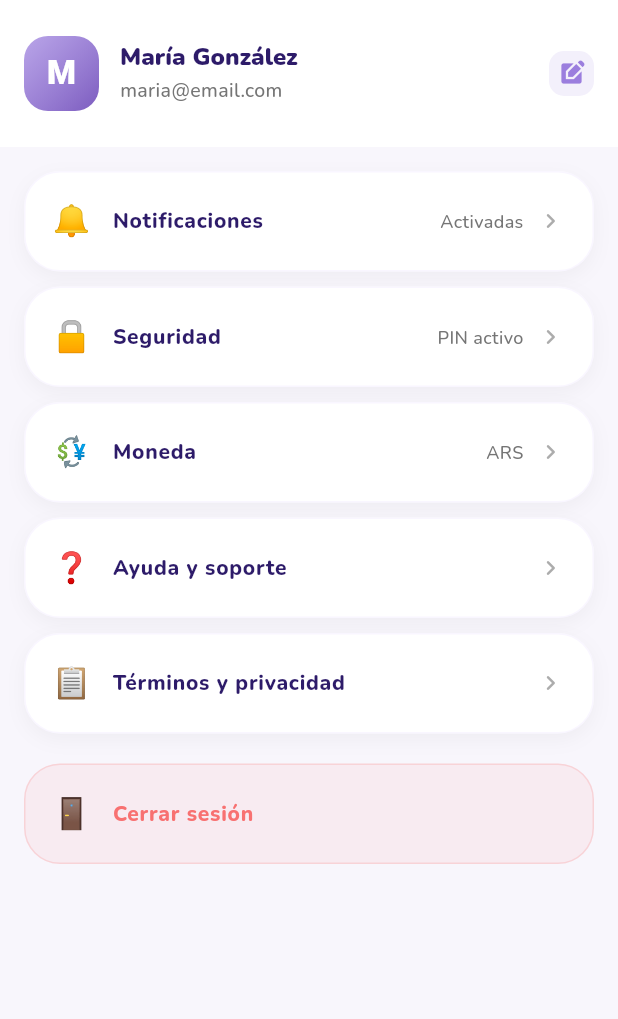
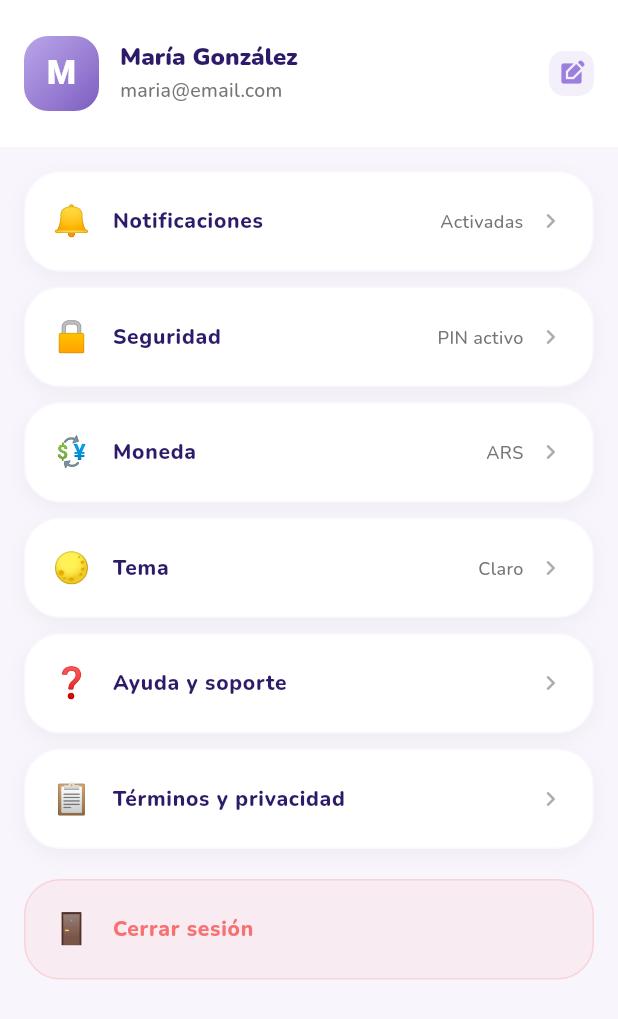
Before and after one commit to ginodisettimio/vitis, a Flutter app: the SettingsScreen screen opened directly, on a phone screen of 412 x 824 dp. Shown: the top 1019 px of the screen. Run offline on Flutter 3.47's test engine with Material 3 defaults, Android fonts, the phone set to English and light mode, and no system bars; our stand-ins replace dotted_border, fl_chart.

Commit message:
Added theme changer and snackbar

```diff
--- a/lib/screens/settings_screen.dart
+++ b/lib/screens/settings_screen.dart
@@ -1,4 +1,5 @@
 import 'package:flutter/material.dart';
+import 'package:vitis/utils/app_theme.dart';
 import 'package:vitis/widgets/profile_header.dart';
 import 'package:vitis/widgets/settings_tile.dart';
 
@@ -10,6 +11,7 @@ class SettingsScreen extends StatelessWidget {
   @override
   Widget build(BuildContext context) {
     final colorScheme = Theme.of(context).colorScheme;
+    final systemTheme = Theme.of(context).brightness;
 
     return Scaffold(
       body: SafeArea(
@@ -27,43 +29,57 @@ class SettingsScreen extends StatelessWidget {
                 child: Column(
                   children: [
                     SettingsTile(
-                      icon: const Text('🔔', style: _emoji),
+                      icon: Text('🔔', style: _emoji),
                       title: 'Notificaciones',
                       trailingText: 'Activadas',
                       onTap: () {},
                     ),
                     const SizedBox(height: 10),
                     SettingsTile(
-                      icon: const Text('🔒', style: _emoji),
+                      icon: Text('🔒', style: _emoji),
                       title: 'Seguridad',
                       trailingText: 'PIN activo',
                       onTap: () {},
                     ),
                     const SizedBox(height: 10),
                     SettingsTile(
-                      icon: const Text('💱', style: _emoji),
+                      icon: Text('💱', style: _emoji),
                       title: 'Moneda',
                       trailingText: 'ARS',
                       onTap: () {},
                     ),
                     const SizedBox(height: 10),
                     SettingsTile(
+                      icon: Text(
+                        systemTheme == Brightness.dark ? "🌑" : "🌕",
+                        style: _emoji,
+                      ),
+                      title: 'Tema',
+                      trailingText: systemTheme == Brightness.dark
+                          ? "Oscuro"
+                          : "Claro",
+                      onTap: () => AppTheme.changeTheme(context),
+                    ),
+                    const SizedBox(height: 10),
+                    SettingsTile(
                       icon: const Text('❓', style: _emoji),
                       title: 'Ayuda y soporte',
-                      onTap: () {},
+                      onTap: () => _showSnackBar(context),
                     ),
                     const SizedBox(height: 10),
                     SettingsTile(
                       icon: const Text('📋', style: _emoji),
                       title: 'Términos y privacidad',
-                      onTap: () {},
+                      onTap: () => _showSnackBar(context),
                     ),
                     const SizedBox(height: 20),
                     SettingsTile(
                       icon: const Text('🚪', style: _emoji),
                       title: 'Cerrar sesión',
                       trailingIcon: null,
-                      backgroundColor: colorScheme.error.withValues(alpha: 0.08),
+                      backgroundColor: colorScheme.error.withValues(
+                        alpha: 0.08,
+                      ),
                       foregroundColor: colorScheme.error,
                       onTap: () => Navigator.pushNamedAndRemoveUntil(
                         context,
@@ -81,3 +97,17 @@ class SettingsScreen extends StatelessWidget {
     );
   }
 }
+
+void _showSnackBar(BuildContext context) {
+  ScaffoldMessenger.of(context).showSnackBar(
+    SnackBar(
+      content: Text(
+        "Próximamente",
+        style: Theme.of(context).textTheme.titleMedium,
+      ),
+      backgroundColor: Theme.of(context).colorScheme.surface,
+      duration: Duration(seconds: 1),
+      behavior: SnackBarBehavior.floating,
+    ),
+  );
+}
--- a/lib/utils/app_theme.dart
+++ b/lib/utils/app_theme.dart
@@ -39,12 +39,25 @@ class AppTheme {
     'lm': Color(0xFF7DC900),
   };
 
-  // LightTheme
+  // Modo de tema actual. MainApp lo escucha para redibujar MaterialApp.
+  static final ValueNotifier<ThemeMode> themeMode = ValueNotifier(
+    ThemeMode.system,
+  );
+
+  static void changeTheme(BuildContext context) {
+    final isDark = Theme.of(context).brightness == Brightness.dark;
+    themeMode.value = isDark ? ThemeMode.light : ThemeMode.dark;
+  }
+
   static ThemeData get lightTheme {
     return ThemeData(
       useMaterial3: true,
       brightness: Brightness.light,
       fontFamily: 'Nunito',
+      // Flotante: no empuja hacia arriba el FAB de la barra inferior.
+      snackBarTheme: const SnackBarThemeData(
+        behavior: SnackBarBehavior.floating,
+      ),
       primaryColor: primary,
       scaffoldBackgroundColor: bgLight,
       colorScheme: const ColorScheme.light(
@@ -102,9 +115,7 @@ class AppTheme {
     );
   }
 
-  // DarkTheme
   static ThemeData get darkTheme {
-    // ... (El resto del darkTheme se mantiene igual)
     return ThemeData(
       useMaterial3: true,
       brightness: Brightness.dark,
@@ -134,18 +145,9 @@ class AppTheme {
           color: Colors.white,
           fontWeight: FontWeight.w900,
         ),
-        titleLarge: TextStyle(
-          color: Colors.white,
-          fontWeight: FontWeight.w900,
-        ),
-        bodyLarge: TextStyle(
-          color: Colors.white,
-          fontWeight: FontWeight.w600,
-        ),
-        bodyMedium: TextStyle(
-          color: textGrey,
-          fontWeight: FontWeight.w500,
-        ),
+        titleLarge: TextStyle(color: Colors.white, fontWeight: FontWeight.w900),
+        bodyLarge: TextStyle(color: Colors.white, fontWeight: FontWeight.w600),
+        bodyMedium: TextStyle(color: textGrey, fontWeight: FontWeight.w500),
       ),
       inputDecorationTheme: InputDecorationTheme(
         filled: true,
```
Also changed, not shown: lib/main.dart (+9 -4 lines).
